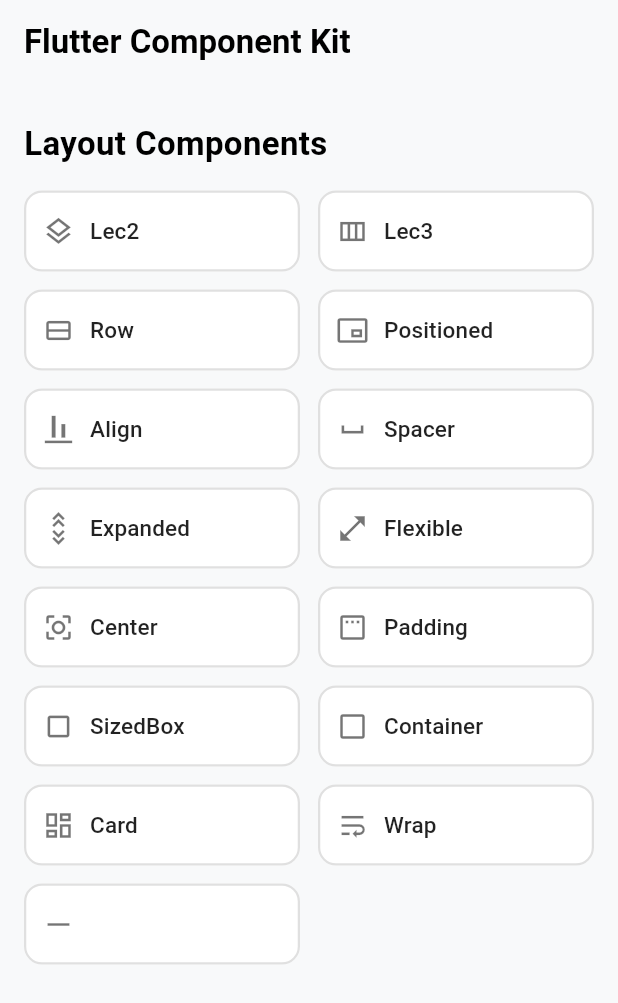
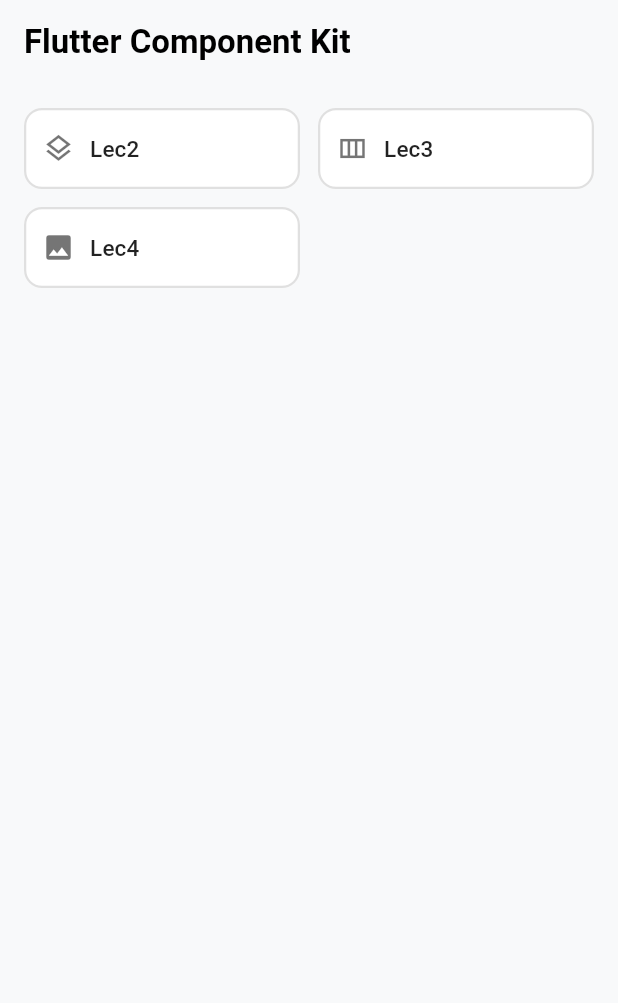
Before and after one commit to AgMarwanAg/componentkit, a Flutter app: the screen it shows after launch, on a phone screen of 412 x 824 dp. Shown: the top 1003 px of the screen. Run offline on Flutter 3.47's test engine with Material 3 defaults, Android fonts, the phone set to English and light mode, and no system bars; our stand-ins replace flutter_highlight.

Commit message:
refactor(home_screen): simplify layout by removing unused components and updating button navigation

```diff
--- a/lib/home_screen.dart
+++ b/lib/home_screen.dart
@@ -1,4 +1,5 @@
 import 'package:componentkit/lec2.dart';
+import 'package:componentkit/lec3.dart';
 import 'package:flutter/material.dart';
 
 class HomeScreen extends StatelessWidget {
@@ -7,25 +8,6 @@
 
   @override
   Widget build(BuildContext context) {
-    // Data for the component buttons
-    List<Map<String, dynamic>> _layoutComponents = [
-      {'icon': Icons.layers_outlined, 'label': 'Lec2'},
-      {'icon': Icons.view_column_outlined, 'label': 'Lec3'},
-      {'icon': Icons.view_stream_outlined, 'label': 'Row'},
-      {'icon': Icons.picture_in_picture_alt_outlined, 'label': 'Positioned'},
-      {'icon': Icons.align_vertical_bottom_outlined, 'label': 'Align'},
-      {'icon': Icons.space_bar_outlined, 'label': 'Spacer'},
-      {'icon': Icons.unfold_more_double_outlined, 'label': 'Expanded'},
-      {'icon': Icons.open_in_full_outlined, 'label': 'Flexible'},
-      {'icon': Icons.center_focus_strong_outlined, 'label': 'Center'},
-      {'icon': Icons.padding_outlined, 'label': 'Padding'},
-      {'icon': Icons.crop_square_outlined, 'label': 'SizedBox'},
-      {'icon': Icons.check_box_outline_blank, 'label': 'Container'},
-      {'icon': Icons.dashboard_outlined, 'label': 'Card'},
-      {'icon': Icons.wrap_text_outlined, 'label': 'Wrap'},
-      {'icon': Icons.horizontal_rule_outlined, 'label': ''}, // Icon-only button
-    ];
-
     return Scaffold(
       backgroundColor: const Color(0xFFF8F9FA), // Light grey background
       appBar: AppBar(
@@ -36,41 +18,145 @@
           style: TextStyle(color: Colors.black, fontWeight: FontWeight.bold),
         ),
       ),
-      body: ListView(
-        padding: const EdgeInsets.symmetric(horizontal: 16.0),
-        children: [
-          const _SectionHeader(title: 'Layout Components'),
-          _buildComponentGrid(_layoutComponents, context),
-        ],
+      // Use SingleChildScrollView for a scrollable layout with Wrap
+      body: SingleChildScrollView(
+        padding: const EdgeInsets.all(16.0),
+        child: Wrap(
+          spacing: 12.0, // Horizontal space between buttons
+          runSpacing: 12.0, // Vertical space between button rows
+          children: [
+            _ComponentButton(
+              icon: Icons.layers_outlined,
+              label: 'Lec2',
+              onPressed: () {
+                Navigator.pushNamed(context, Lec2.path);
+              },
+            ),
+            _ComponentButton(
+              icon: Icons.view_column_outlined,
+              label: 'Lec3',
+              onPressed: () {
+                Navigator.pushNamed(context, Lec3.path);
+              },
+            ),
+            _ComponentButton(
+              icon: Icons.image,
+              label: 'Lec4',
+              onPressed: () {
+
+               },
+            ),
+            // _ComponentButton(
+            //   icon: Icons.picture_in_picture_alt_outlined,
+            //   label: 'Positioned',
+            //   onPressed: () {
+            //     // TODO: Implement navigation for 'Positioned'
+            //     debugPrint('Positioned button pressed');
+            //   },
+            // ),
+            // _ComponentButton(
+            //   icon: Icons.align_vertical_bottom_outlined,
+            //   label: 'Align',
+            //   onPressed: () {
+            //     // TODO: Implement navigation for 'Align'
+            //     debugPrint('Align button pressed');
+            //   },
+            // ),
+            // _ComponentButton(
+            //   icon: Icons.space_bar_outlined,
+            //   label: 'Spacer',
+            //   onPressed: () {
+            //     // TODO: Implement navigation for 'Spacer'
+            //     debugPrint('Spacer button pressed');
+            //   },
+            // ),
+            // _ComponentButton(
+            //   icon: Icons.unfold_more_double_outlined,
+            //   label: 'Expanded',
+            //   onPressed: () {
+            //     // TODO: Implement navigation for 'Expanded'
+            //     debugPrint('Expanded button pressed');
+            //   },
+            // ),
+            // _ComponentButton(
+            //   icon: Icons.open_in_full_outlined,
+            //   label: 'Flexible',
+            //   onPressed: () {
+            //     // TODO: Implement navigation for 'Flexible'
+            //     debugPrint('Flexible button pressed');
+            //   },
+            // ),
+            // _ComponentButton(
+            //   icon: Icons.center_focus_strong_outlined,
+            //   label: 'Center',
+            //   onPressed: () {
+            //     // TODO: Implement navigation for 'Center'
+            //     debugPrint('Center button pressed');
+            //   },
+            // ),
+            // _ComponentButton(
+            //   icon: Icons.padding_outlined,
+            //   label: 'Padding',
+            //   onPressed: () {
+            //     // TODO: Implement navigation for 'Padding'
+            //     debugPrint('Padding button pressed');
+            //   },
+            // ),
+            // _ComponentButton(
+            //   icon: Icons.crop_square_outlined,
+            //   label: 'SizedBox',
+            //   onPressed: () {
+            //     // TODO: Implement navigation for 'SizedBox'
+            //     debugPrint('SizedBox button pressed');
+            //   },
+            // ),
+            // _ComponentButton(
+            //   icon: Icons.check_box_outline_blank,
+            //   label: 'Container',
+            //   onPressed: () {
+            //     // TODO: Implement navigation for 'Container'
+            //     debugPrint('Container button pressed');
+            //   },
+            // ),
+            // _ComponentButton(
+            //   icon: Icons.dashboard_outlined,
+            //   label: 'Card',
+            //   onPressed: () {
+            //     // TODO: Implement navigation for 'Card'
+            //     debugPrint('Card button pressed');
+            //   },
+            // ),
+            // _ComponentButton(
+            //   icon: Icons.wrap_text_outlined,
+            //   label: 'Wrap',
+            //   onPressed: () {
+            //     // TODO: Implement navigation for 'Wrap'
+            //     debugPrint('Wrap button pressed');
+            //   },
+            // ),
+            // _ComponentButton(
+            //   icon: Icons.horizontal_rule_outlined,
+            //   label: '', // Icon-only button
+            //   onPressed: () {
+            //     // TODO: Implement action for this button
+            //     debugPrint('Icon-only button pressed');
+            //   },
+            // ),
+          ],
+        ),
       ),
-    );
-  }
-
-  Widget _buildComponentGrid(List<Map<String, dynamic>> components, BuildContext context) {
-    return Wrap(
-      spacing: 12.0,
-      runSpacing: 12.0,
-      children: components.map((component) {
-        return _ComponentButton(
-          icon: component['icon'] as IconData,
-          label: component['label'] as String,
-          onPressed: () {
-            if (component['label'] == "Lec2") {
-              Navigator.pushNamed(context, Lec2.path);
-            }
-            if (component['label'] == "Lec3") {
-              Navigator.pushNamed(context, '/lec3');
-            }
-          },
-        );
-      }).toList(),
     );
   }
 }
 
 /// A reusable button widget for displaying a component with an icon and a label.
+/// This widget remains unchanged as it is a well-encapsulated component.
 class _ComponentButton extends StatelessWidget {
-  const _ComponentButton({required this.icon, required this.label, this.onPressed});
+  const _ComponentButton({
+    required this.icon,
+    required this.label,
+    this.onPressed,
+  });
 
   final IconData icon;
   final String label;
@@ -82,7 +168,9 @@
     // It will take up half of the available width minus the spacing.
     return LayoutBuilder(
       builder: (context, constraints) {
-        final buttonWidth = (constraints.maxWidth / 2) - 6; // Subtract half the Wrap spacing
+        // Calculate width for a two-column layout.
+        // Subtract half the Wrap spacing (12.0 / 2 = 6.0) to ensure perfect alignment.
+        final buttonWidth = (constraints.maxWidth / 2) - 6.0;
 
         return SizedBox(
           width: buttonWidth,
@@ -101,9 +189,17 @@
                 // Only show text if the label is not empty.
                 if (label.isNotEmpty) ...[
                   const SizedBox(width: 10.0),
-                  Text(
-                    label,
-                    style: const TextStyle(color: Colors.black87, fontSize: 15, fontWeight: FontWeight.w500),
+                  // Use Flexible to prevent text overflow
+                  Flexible(
+                    child: Text(
+                      label,
+                      style: const TextStyle(
+                        color: Colors.black87,
+                        fontSize: 15,
+                        fontWeight: FontWeight.w500,
+                      ),
+                      overflow: TextOverflow.ellipsis,
+                    ),
                   ),
                 ],
               ],
@@ -114,21 +210,3 @@
     );
   }
 }
-
-/// A reusable header widget for different sections of the UI.
-class _SectionHeader extends StatelessWidget {
-  const _SectionHeader({required this.title});
-
-  final String title;
-
-  @override
-  Widget build(BuildContext context) {
-    return Padding(
-      padding: const EdgeInsets.only(top: 24.0, bottom: 16.0),
-      child: Text(
-        title,
-        style: const TextStyle(fontSize: 22, fontWeight: FontWeight.bold, color: Colors.black),
-      ),
-    );
-  }
-}
```
